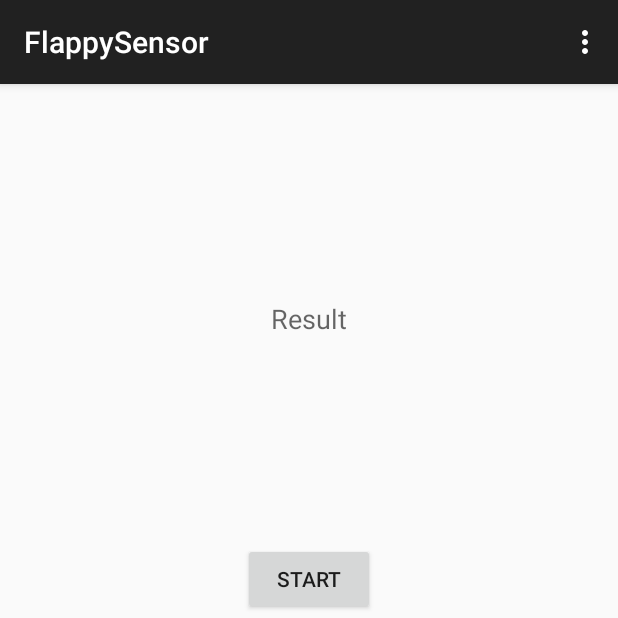
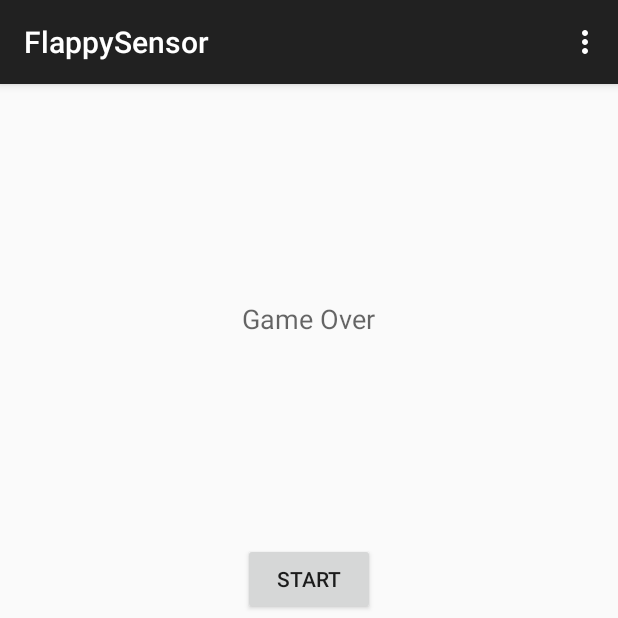
Before and after one commit to kakakikikeke/FlappyXY, an Android app: the ResultActivity screen opened directly, with no data from a screen before it, on a phone screen of 412 x 824 dp, the top half of it. Run offline under Robolectric (Android 15) with nearby library versions, the phone set to English and light mode, and no system bars.

Commit message:
Change the title to 'Game Over' in ResultActivity

```diff
--- a/app/src/main/res/values/strings.xml
+++ b/app/src/main/res/values/strings.xml
@@ -10,7 +10,7 @@
     <string name="adjust">Adjust!</string>
     <string name="start_time">0</string>
     <string name="start_message">Start</string>
-    <string name="result_message">Result</string>
+    <string name="result_message">Game Over</string>
     <string name="start_button">Start</string>
     <string name="ranking">Ranking</string>
 </resources>
```
